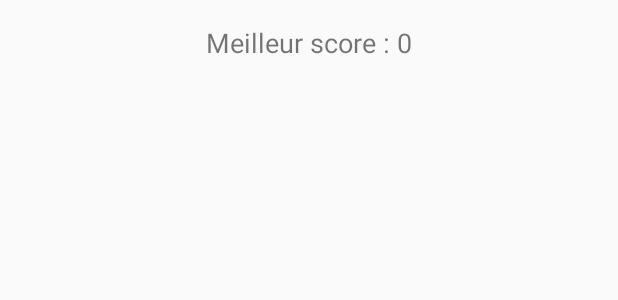
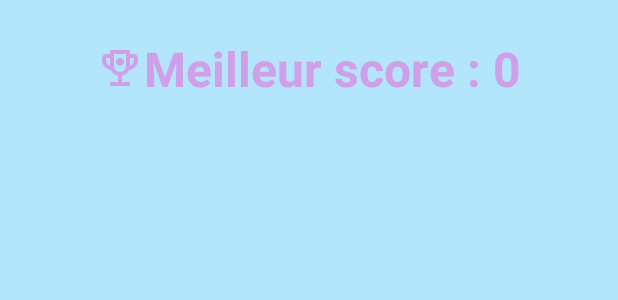
Before and after one commit to loukill/android, an Android app: the layout activity_score_list.xml on its own in the app's theme, with its tools: preview values and no code run, on a phone screen of 412 x 824 dp. Shown: the top 300 px of the screen. Run offline under Robolectric (Android 15) with nearby library versions, the phone set to English and light mode, and no system bars; network calls fail.

```diff
--- a/app/src/main/java/com/example/bottomnavbar/view/DisplayTextActivity.kt
+++ b/app/src/main/java/com/example/bottomnavbar/view/DisplayTextActivity.kt
@@ -22,8 +22,9 @@ class DisplayTextActivity : AppCompatActivity() {
         super.onCreate(savedInstanceState)
         setContentView(R.layout.activity_display_text)
 
+        supportActionBar?.hide()
 
-            fetchTextCategories()
+        fetchTextCategories()
 
     }
 
--- a/app/src/main/java/com/example/bottomnavbar/view/ScoreListActivity.kt
+++ b/app/src/main/java/com/example/bottomnavbar/view/ScoreListActivity.kt
@@ -22,6 +22,8 @@ class ScoreListActivity : AppCompatActivity() {
     override fun onCreate(savedInstanceState: Bundle?) {
         super.onCreate(savedInstanceState)
         setContentView(R.layout.activity_score_list)
+
+        supportActionBar?.hide()
 
         sharedPreferences = getSharedPreferences("com.example.bottomnavbar", Context.MODE_PRIVATE)
 
--- /dev/null
+++ b/app/src/main/res/drawable/rewarded_ads_24px.xml
@@ -0,0 +1,12 @@
+<vector xmlns:android="http://schemas.android.com/apk/res/android"
+    xmlns:tools="http://schemas.android.com/tools"
+    android:width="32dp"
+    android:height="32dp"
+    android:viewportWidth="960"
+    android:viewportHeight="960"
+    android:tint="#cfa0e9"
+    tools:ignore="MissingDefaultResource">
+  <path
+      android:fillColor="@android:color/white"
+      android:pathData="M480,440Q513,440 536.5,416.5Q560,393 560,360Q560,327 536.5,303.5Q513,280 480,280Q447,280 423.5,303.5Q400,327 400,360Q400,393 423.5,416.5Q447,440 480,440ZM280,840L280,760L440,760L440,636Q391,625 352.5,594.5Q314,564 296,518Q221,509 170.5,452.5Q120,396 120,320L120,280Q120,247 143.5,223.5Q167,200 200,200L280,200L280,120L680,120L680,200L760,200Q793,200 816.5,223.5Q840,247 840,280L840,320Q840,396 789.5,452.5Q739,509 664,518Q646,564 607.5,594.5Q569,625 520,636L520,760L680,760L680,840L280,840ZM280,432L280,280L200,280L200,320Q200,358 222,388.5Q244,419 280,432ZM480,560Q530,560 565,525Q600,490 600,440L600,200L360,200L360,440Q360,490 395,525Q430,560 480,560ZM680,432Q716,419 738,388.5Q760,358 760,320L760,280L680,280L680,432ZM480,380Q480,380 480,380Q480,380 480,380L480,380L480,380L480,380Q480,380 480,380Q480,380 480,380Z"/>
+</vector>
--- a/app/src/main/res/layout/activity_score_list.xml
+++ b/app/src/main/res/layout/activity_score_list.xml
@@ -3,14 +3,18 @@
     android:layout_width="match_parent"
     android:layout_height="match_parent"
     android:orientation="vertical"
-    android:padding="16dp">
+    android:background="@color/soft_blue"
+    android:padding="24dp">
 
     <TextView
         android:id="@+id/bestScoreTextView"
         android:layout_width="wrap_content"
         android:layout_height="wrap_content"
         android:text="Meilleur score : 0"
-        android:textSize="18sp"
+        android:textSize="32sp"
+        android:textStyle="bold"
+        android:textColor="@color/parme"
+        android:drawableStart="@drawable/rewarded_ads_24px"
         android:layout_gravity="center_horizontal"
         android:layout_marginBottom="16dp"/>
 
--- a/app/src/main/res/layout/item_score.xml
+++ b/app/src/main/res/layout/item_score.xml
@@ -10,14 +10,16 @@
         android:layout_width="0dp"
         android:layout_height="wrap_content"
         android:layout_weight="1"
-        android:textSize="18sp"
+        android:textSize="25sp"
+        android:textStyle="bold"
         android:gravity="start" />
 
     <TextView
         android:id="@+id/itemDateTextView"
         android:layout_width="wrap_content"
         android:layout_height="wrap_content"
-        android:textSize="16sp"
+        android:textSize="23sp"
+        android:textStyle="bold"
         android:gravity="end"
         android:layout_marginStart="16dp" />
 </LinearLayout>
```
Also changed, not shown: app/src/main/java/com/example/bottomnavbar/api/ApiService.kt (+7 -0 lines), app/src/main/java/com/example/bottomnavbar/view/SimonGameActivity.kt (+34 -1 lines), 9 other files.
